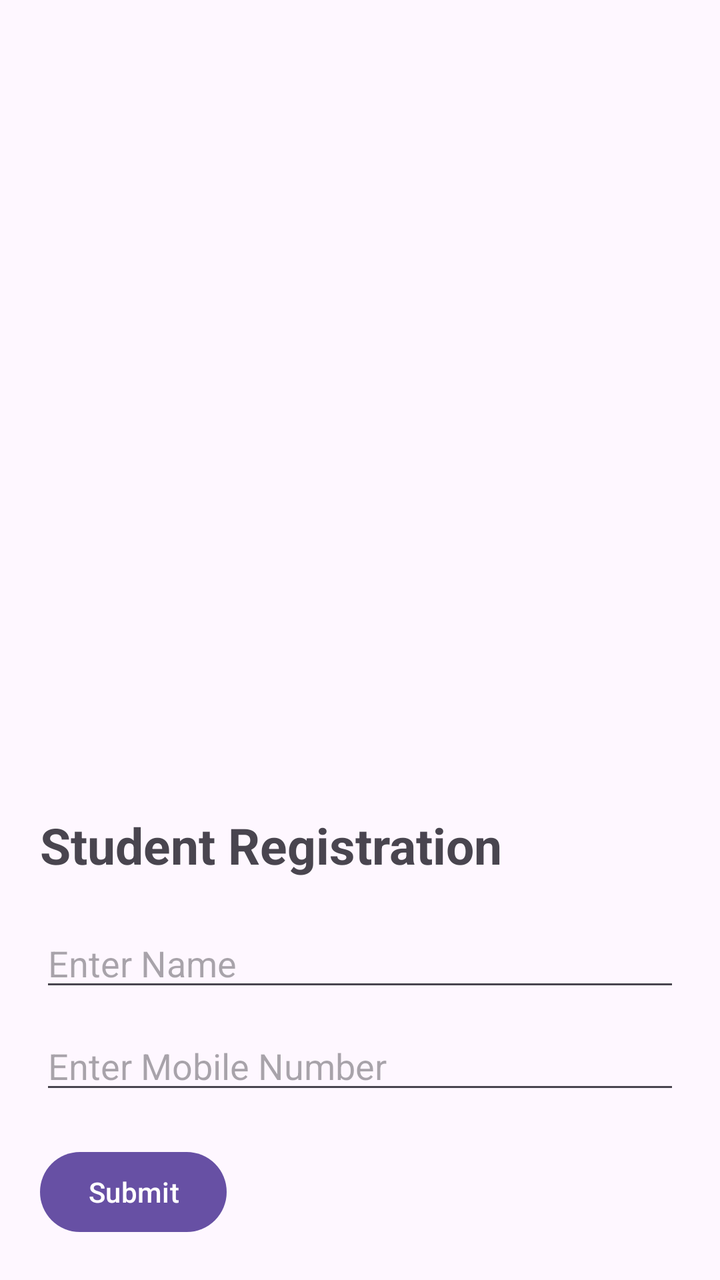
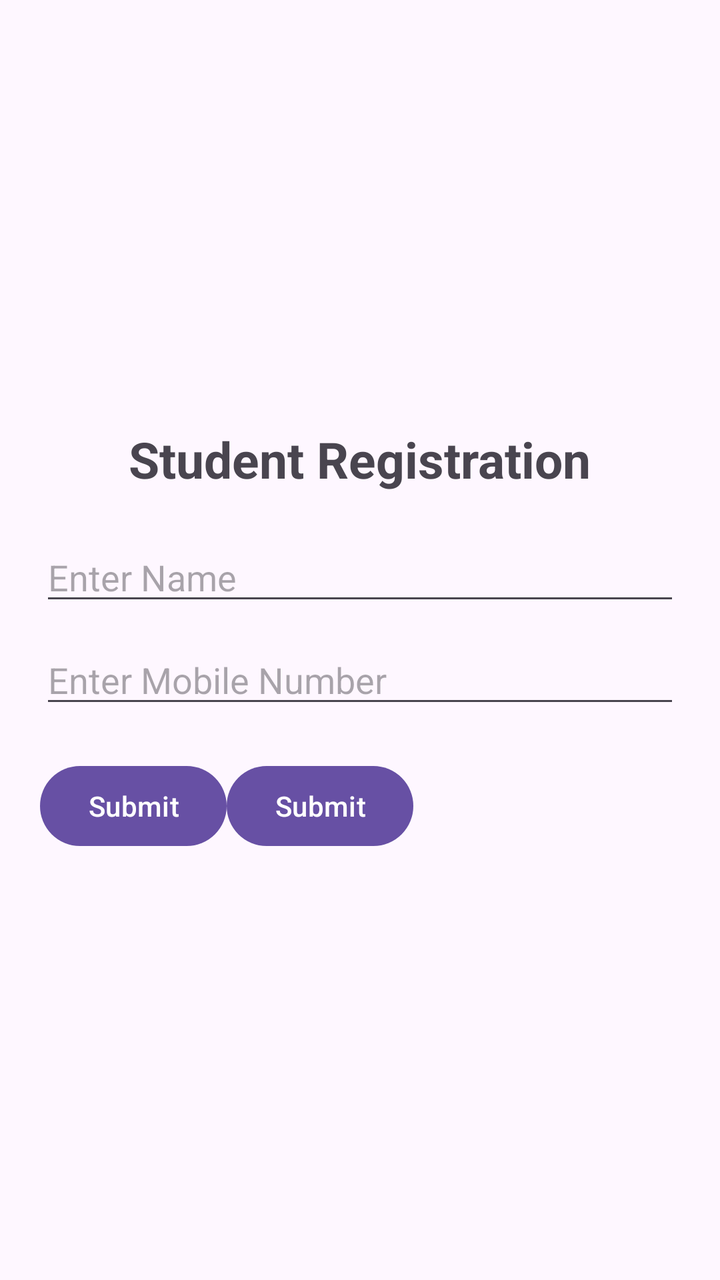

Compare the two renders of this Android layout. The source of the first and the diff that turns it into the second are given below.
<!-- AndroidManifest.xml: application theme Theme.TestProjects -->
<!-- res/layout/activity_main.xml -->
<?xml version="1.0" encoding="utf-8"?>
<LinearLayout
    xmlns:android="http://schemas.android.com/apk/res/android"
    android:layout_width="match_parent"
    android:layout_height="match_parent"
    android:orientation="vertical"
    android:gravity="bottom"
    android:padding="20dp">

    <TextView
        android:layout_width="wrap_content"
        android:layout_height="wrap_content"
        android:text="Student Registration"
        android:textSize="25sp"
        android:textStyle="bold"/>

    <EditText
        android:id="@+id/editName"
        android:layout_width="match_parent"
        android:layout_height="wrap_content"
        android:hint="Enter Name"
        android:layout_marginTop="20dp"/>

    <EditText
        android:id="@+id/editMobile"
        android:layout_width="match_parent"
        android:layout_height="wrap_content"
        android:hint="Enter Mobile Number"
        android:inputType="phone"
        android:layout_marginTop="10dp"/>

    <Button
        android:id="@+id/button1"
        android:layout_width="wrap_content"
        android:layout_height="wrap_content"
        android:text="Submit"
        android:layout_marginTop="20dp"/>

</LinearLayout>
<!-- resources referenced by this layout -->
<resources>
  <style name="Theme.TestProjects" parent="Base.Theme.TestProjects" />
  <style name="Base.Theme.TestProjects" parent="Theme.Material3.DayNight.NoActionBar">
          
          
      </style>
</resources>

<!-- the commit's change to res/layout/activity_main.xml (unified diff, before → after) -->
@@ -1,32 +1,36 @@
 <?xml version="1.0" encoding="utf-8"?>
-<LinearLayout
-    xmlns:android="http://schemas.android.com/apk/res/android"
+<RelativeLayout    xmlns:android="http://schemas.android.com/apk/res/android"
     android:layout_width="match_parent"
     android:layout_height="match_parent"
     android:orientation="vertical"
-    android:gravity="bottom"
+    android:gravity="center"
     android:padding="20dp">
 
     <TextView
+        android:id="@+id/textTitle"
         android:layout_width="wrap_content"
         android:layout_height="wrap_content"
         android:text="Student Registration"
+        android:layout_centerHorizontal="true"
+        android:layout_alignParentTop="true"
         android:textSize="25sp"
         android:textStyle="bold"/>
 
     <EditText
-        android:id="@+id/editName"
+        android:id="@+id/name"
         android:layout_width="match_parent"
         android:layout_height="wrap_content"
         android:hint="Enter Name"
+        android:layout_below="@id/textTitle"
         android:layout_marginTop="20dp"/>
 
     <EditText
-        android:id="@+id/editMobile"
+        android:id="@+id/Mobile"
         android:layout_width="match_parent"
         android:layout_height="wrap_content"
         android:hint="Enter Mobile Number"
         android:inputType="phone"
+        android:layout_below="@id/name"
         android:layout_marginTop="10dp"/>
 
     <Button
@@ -34,6 +38,16 @@
         android:layout_width="wrap_content"
         android:layout_height="wrap_content"
         android:text="Submit"
+        android:layout_below="@id/Mobile"
         android:layout_marginTop="20dp"/>
 
-</LinearLayout>
+    <Button
+        android:id="@+id/button2"
+        android:layout_width="wrap_content"
+        android:layout_height="wrap_content"
+        android:text="Submit"
+        android:layout_below="@id/Mobile"
+        android:layout_toRightOf="@id/button1"
+        android:layout_marginTop="20dp"/>
+
+</RelativeLayout>
